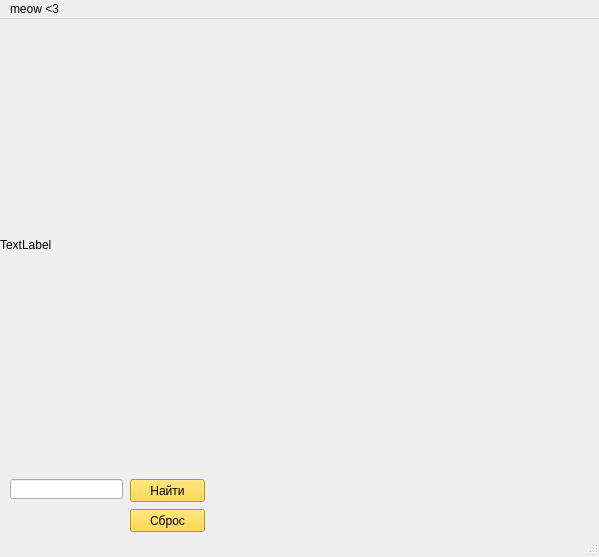
First picture: the form in main2.ui, repository kernsoup/smoll, before the edit.
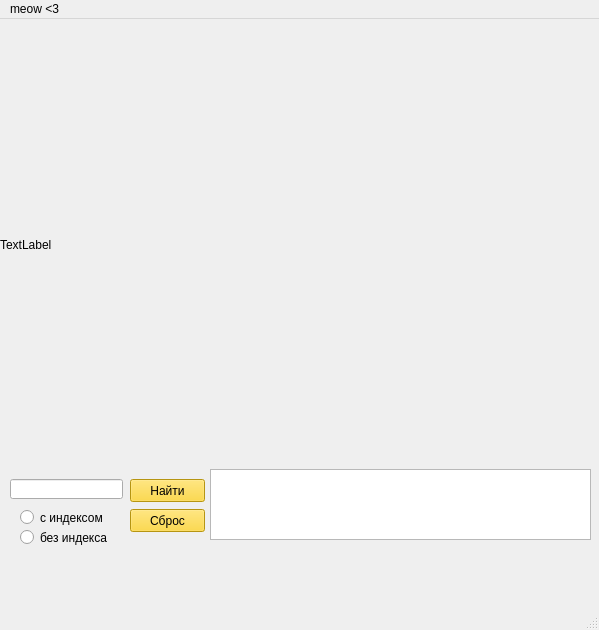
Second picture: the form after the edit.

Commit message:
переключение вида карты - f1
а еще почему-то через pyqt не отображаются спутниковые снимки. по крайней мере у меня

Diff of the .ui file:
```diff
--- a/main2.ui
+++ b/main2.ui
@@ -7,7 +7,7 @@
     <x>0</x>
     <y>0</y>
     <width>599</width>
-    <height>557</height>
+    <height>630</height>
    </rect>
   </property>
   <property name="windowTitle">
@@ -69,6 +69,55 @@
      </rect>
     </property>
    </widget>
+   <widget class="QPlainTextEdit" name="address">
+    <property name="geometry">
+     <rect>
+      <x>210</x>
+      <y>450</y>
+      <width>381</width>
+      <height>71</height>
+     </rect>
+    </property>
+    <property name="styleSheet">
+     <string notr="true">color: rgb(0, 0, 0);</string>
+    </property>
+   </widget>
+   <widget class="QRadioButton" name="withindex">
+    <property name="geometry">
+     <rect>
+      <x>20</x>
+      <y>490</y>
+      <width>91</width>
+      <height>17</height>
+     </rect>
+    </property>
+    <property name="font">
+     <font>
+      <pointsize>9</pointsize>
+     </font>
+    </property>
+    <property name="text">
+     <string>с индексом</string>
+    </property>
+   </widget>
+   <widget class="QRadioButton" name="without">
+    <property name="geometry">
+     <rect>
+      <x>20</x>
+      <y>510</y>
+      <width>101</width>
+      <height>17</height>
+     </rect>
+    </property>
+    <property name="font">
+     <font>
+      <pointsize>9</pointsize>
+     </font>
+    </property>
+    <property name="text">
+     <string>без индекса</string>
+    </property>
+   </widget>
   </widget>
   <widget class="QMenuBar" name="menubar">
    <property name="geometry">
```
Left out of the diff: 10 changed lines with no effect on the pictures. The commit also changes 1 other file.
